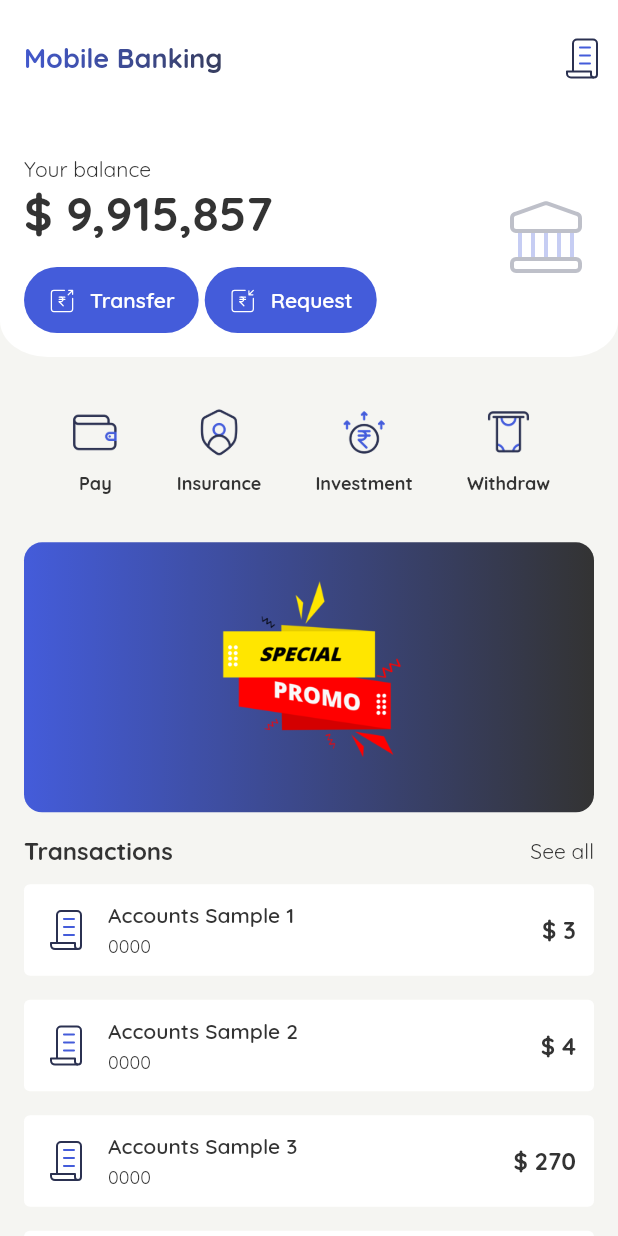
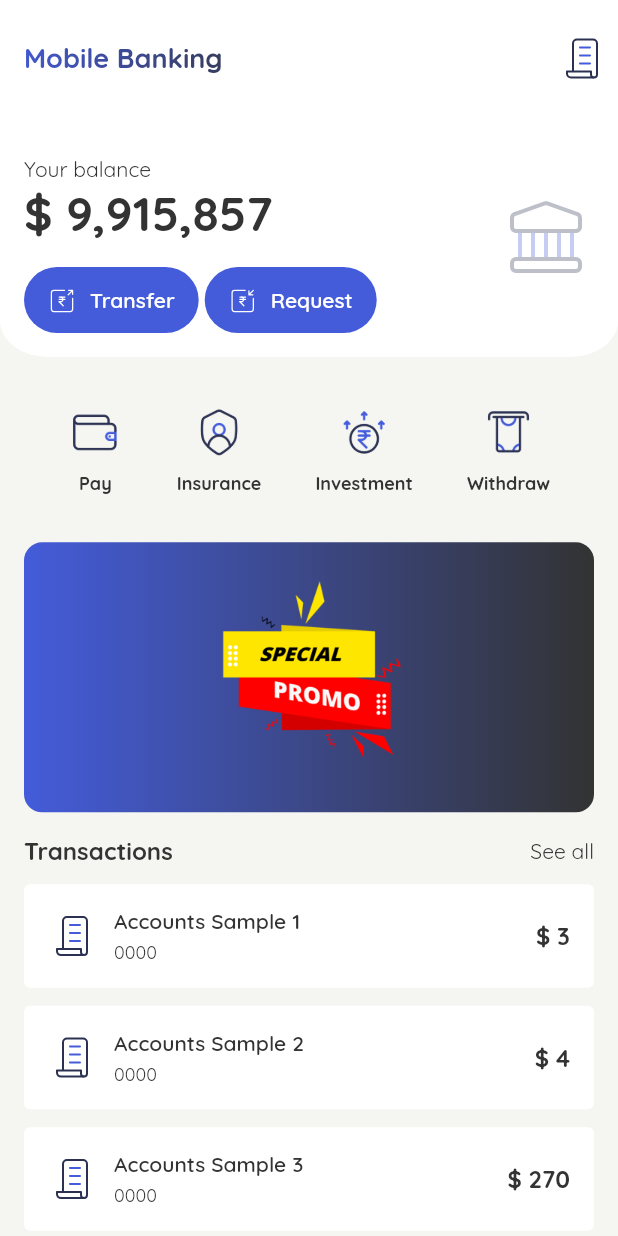
Before and after one commit to idrus919/xlink, a Flutter app: the screen it shows after launch, on a phone screen of 412 x 824 dp. Run offline on Flutter 3.47's test engine with Material 2 defaults, Android fonts, the phone set to English and light mode, and no system bars; our stand-ins replace flutter_svg, get; accounts and stored records are empty.

Commit message:
enhance ui list transactio, label select account & sample

```diff
--- a/lib/app/modules/home/index.dart
+++ b/lib/app/modules/home/index.dart
@@ -238,7 +238,7 @@ class HomeView extends StatelessWidget {
                 final sample = Sample.list[index];
                 return SampleWidget(sample: sample);
               },
-              separatorBuilder: (context, index) => height(),
+              separatorBuilder: (context, index) => height(12),
               itemCount: Sample.list.length,
             ),
           ],
--- a/lib/app/modules/sample/index.dart
+++ b/lib/app/modules/sample/index.dart
@@ -42,7 +42,6 @@ class SampleView extends StatelessWidget {
                   fontWeight: FontWeight.w600,
                 ),
               ),
-              height(8),
               DropdownButton(
                 items: Dropdown.samples,
                 value: sample,
@@ -79,7 +78,6 @@ class SampleView extends StatelessWidget {
                   fontWeight: FontWeight.w600,
                 ),
               ),
-              height(8),
               DropdownButton(
                 items: Dropdown.accounts(sample),
                 value: (account?.parentAccountNo ?? '').isEmpty ? null : account,
--- a/lib/app/widgets/sample.dart
+++ b/lib/app/widgets/sample.dart
@@ -30,7 +30,7 @@ class SampleWidget extends StatelessWidget {
             arguments: sample,
           );
         },
-        padding: inset(12),
+        padding: inset(),
         radius: borderRadius(4),
         child: Row(
           children: [
```
